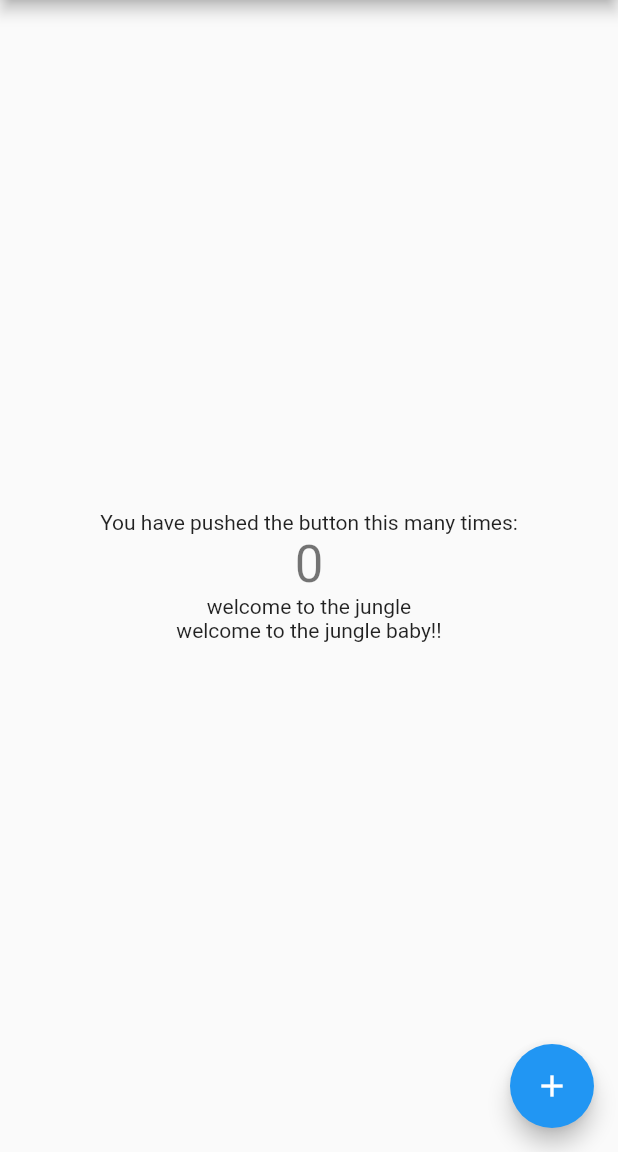
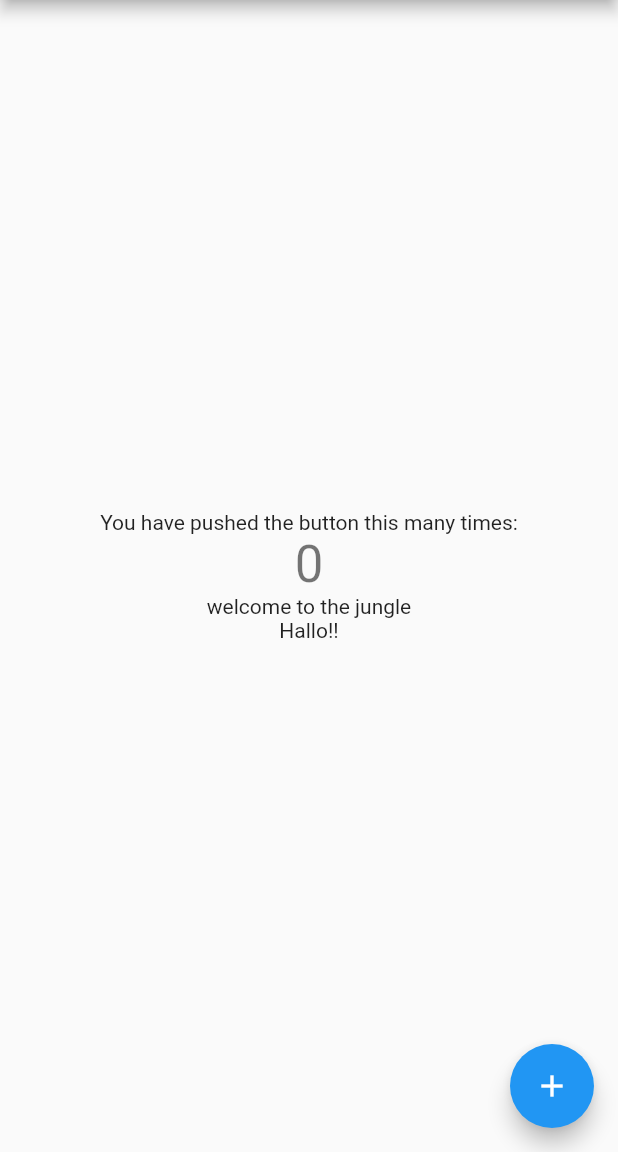
Before and after one commit to ivandermoura/hello_world, a Flutter app: the screen it shows after launch, on a phone screen of 412 x 824 dp, the part 84-1236 px from its top. Run offline on Flutter 3.47's test engine with Material 2 defaults, Android fonts, the phone set to English and light mode, and no system bars.

Commit message:
update branc

```diff
--- a/lib/main.dart
+++ b/lib/main.dart
@@ -36,6 +36,8 @@ class _MyHomePageState extends State<MyHomePage> {
     });
   }
 
+
+
   @override
   Widget build(BuildContext context) {
     return Scaffold(
@@ -54,7 +56,7 @@ class _MyHomePageState extends State<MyHomePage> {
               style: Theme.of(context).textTheme.display1,
             ),
             Text("welcome to the jungle"),
-             Text("welcome to the jungle baby!!")
+            Text("Hallo!!")
           ],
         ),
       ),
@@ -66,3 +68,5 @@ class _MyHomePageState extends State<MyHomePage> {
     );
   }
 }
+
+//update pertama
```
